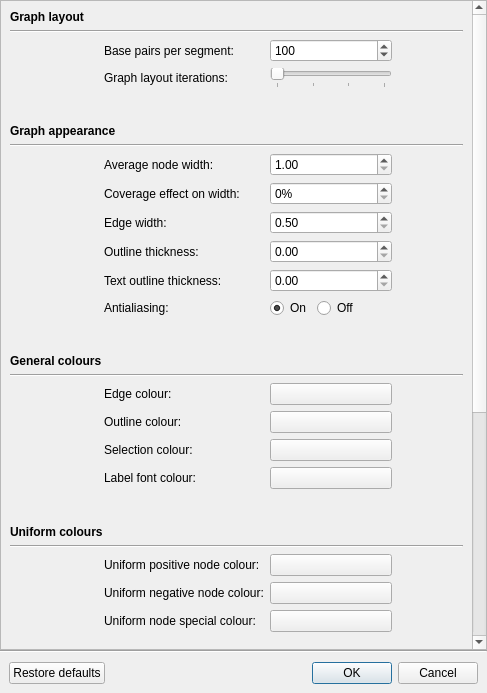
The window that ui/settingsdialog.ui (rrwick/Bandage) describes before a commit, drawn with Qt 5.
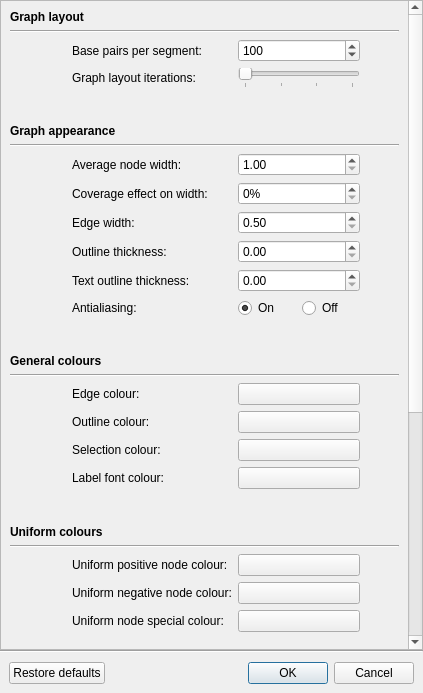
The same window after the commit. Custom widgets are drawn as their Qt base class.

Commit message: Improve settings dialog resizing

What changed in the file:
```diff
--- a/ui/settingsdialog.ui
+++ b/ui/settingsdialog.ui
@@ -6,7 +6,7 @@
    <rect>
     <x>0</x>
     <y>0</y>
-    <width>487</width>
+    <width>423</width>
     <height>693</height>
    </rect>
   </property>
@@ -39,13 +39,19 @@
        <rect>
         <x>0</x>
         <y>-646</y>
-        <width>472</width>
+        <width>425</width>
         <height>1285</height>
        </rect>
       </property>
       <layout class="QGridLayout" name="gridLayout_2">
        <item row="12" column="3">
         <widget class="QWidget" name="widget_3" native="true">
+         <property name="sizePolicy">
+          <sizepolicy hsizetype="Minimum" vsizetype="Preferred">
+           <horstretch>0</horstretch>
+           <verstretch>0</verstretch>
+          </sizepolicy>
+         </property>
          <layout class="QHBoxLayout" name="horizontalLayout_2">
           <property name="leftMargin">
            <number>0</number>
@@ -81,6 +87,9 @@
             <property name="orientation">
              <enum>Qt::Horizontal</enum>
             </property>
+            <property name="sizeType">
+             <enum>QSizePolicy::Minimum</enum>
+            </property>
             <property name="sizeHint" stdset="0">
              <size>
               <width>0</width>
@@ -94,6 +103,12 @@
        </item>
        <item row="24" column="2">
         <widget class="QLabel" name="label_17">
+         <property name="sizePolicy">
+          <sizepolicy hsizetype="Minimum" vsizetype="Preferred">
+           <horstretch>0</horstretch>
+           <verstretch>0</verstretch>
+          </sizepolicy>
+         </property>
          <property name="text">
           <string>Uniform negative node colour:</string>
          </property>
@@ -101,6 +116,12 @@
        </item>
        <item row="2" column="2">
         <widget class="QLabel" name="label">
+         <property name="sizePolicy">
+          <sizepolicy hsizetype="Minimum" vsizetype="Preferred">
+           <horstretch>0</horstretch>
+           <verstretch>0</verstretch>
+          </sizepolicy>
+         </property>
          <property name="text">
           <string>Base pairs per segment:</string>
          </property>
@@ -150,6 +171,12 @@
        </item>
        <item row="8" column="2">
         <widget class="QLabel" name="label_4">
+         <property name="sizePolicy">
+          <sizepolicy hsizetype="Minimum" vsizetype="Preferred">
+           <horstretch>0</horstretch>
+           <verstretch>0</verstretch>
+          </sizepolicy>
+         </property>
          <property name="text">
           <string>Coverage effect on width:</string>
          </property>
@@ -157,6 +184,12 @@
        </item>
        <item row="10" column="2">
         <widget class="QLabel" name="label_6">
+         <property name="sizePolicy">
+          <sizepolicy hsizetype="Minimum" vsizetype="Preferred">
+           <horstretch>0</horstretch>
+           <verstretch>0</verstretch>
+          </sizepolicy>
+         </property>
          <property name="text">
           <string>Outline thickness:</string>
          </property>
@@ -164,6 +197,12 @@
        </item>
        <item row="9" column="2">
         <widget class="QLabel" name="label_5">
+         <property name="sizePolicy">
+          <sizepolicy hsizetype="Minimum" vsizetype="Preferred">
+           <horstretch>0</horstretch>
+           <verstretch>0</verstretch>
+          </sizepolicy>
+         </property>
          <property name="text">
           <string>Edge width:</string>
          </property>
@@ -171,6 +210,12 @@
        </item>
        <item row="7" column="3">
         <widget class="QDoubleSpinBox" name="averageNodeWidthSpinBox">
+         <property name="sizePolicy">
+          <sizepolicy hsizetype="Minimum" vsizetype="Fixed">
+           <horstretch>0</horstretch>
+           <verstretch>0</verstretch>
+          </sizepolicy>
+         </property>
          <property name="minimum">
           <double>1.000000000000000</double>
          </property>
@@ -181,6 +226,12 @@
        </item>
        <item row="23" column="2">
         <widget class="QLabel" name="label_13">
+         <property name="sizePolicy">
+          <sizepolicy hsizetype="Minimum" vsizetype="Preferred">
+           <horstretch>0</horstretch>
+           <verstretch>0</verstretch>
+          </sizepolicy>
+         </property>
          <property name="text">
           <string>Uniform positive node colour:</string>
          </property>
@@ -188,6 +239,12 @@
        </item>
        <item row="2" column="3">
         <widget class="QSpinBox" name="basePairsPerSegmentSpinBox">
+         <property name="sizePolicy">
+          <sizepolicy hsizetype="Minimum" vsizetype="Fixed">
+           <horstretch>0</horstretch>
+           <verstretch>0</verstretch>
+          </sizepolicy>
+         </property>
          <property name="minimum">
           <number>1</number>
          </property>
@@ -204,6 +261,12 @@
        </item>
        <item row="11" column="2">
         <widget class="QLabel" name="label_7">
+         <property name="sizePolicy">
+          <sizepolicy hsizetype="Minimum" vsizetype="Preferred">
+           <horstretch>0</horstretch>
+           <verstretch>0</verstretch>
+          </sizepolicy>
+         </property>
          <property name="text">
           <string>Text outline thickness:</string>
          </property>
@@ -311,6 +374,12 @@
        </item>
        <item row="16" column="2">
         <widget class="QLabel" name="label_28">
+         <property name="sizePolicy">
+          <sizepolicy hsizetype="Minimum" vsizetype="Preferred">
+           <horstretch>0</horstretch>
+           <verstretch>0</verstretch>
+          </sizepolicy>
+         </property>
          <property name="text">
           <string>Edge colour:</string>
          </property>
@@ -334,6 +403,12 @@
        </item>
        <item row="16" column="3">
         <widget class="QPushButton" name="edgeColourButton">
+         <property name="sizePolicy">
+          <sizepolicy hsizetype="Minimum" vsizetype="Fixed">
+           <horstretch>0</horstretch>
+           <verstretch>0</verstretch>
+          </sizepolicy>
+         </property>
          <property name="text">
           <string/>
          </property>
@@ -373,6 +448,12 @@
        </item>
        <item row="17" column="3">
         <widget class="QPushButton" name="outlineColourButton">
+         <property name="sizePolicy">
+          <sizepolicy hsizetype="Minimum" vsizetype="Fixed">
+           <horstretch>0</horstretch>
+           <verstretch>0</verstretch>
+          </sizepolicy>
+         </property>
          <property name="text">
           <string/>
          </property>
@@ -425,6 +506,12 @@
        </item>
        <item row="12" column="2">
         <widget class="QLabel" name="label_11">
+         <property name="sizePolicy">
+          <sizepolicy hsizetype="Minimum" vsizetype="Preferred">
+           <horstretch>0</horstretch>
+           <verstretch>0</verstretch>
+          </sizepolicy>
+         </property>
          <property name="text">
           <string>Antialiasing:</string>
          </property>
@@ -432,6 +519,12 @@
        </item>
        <item row="7" column="2">
         <widget class="QLabel" name="label_2">
+         <property name="sizePolicy">
+          <sizepolicy hsizetype="Minimum" vsizetype="Preferred">
+           <horstretch>0</horstretch>
+           <verstretch>0</verstretch>
+          </sizepolicy>
+         </property>
          <property name="text">
           <string>Average node width:</string>
          </property>
@@ -471,6 +564,12 @@
        </item>
        <item row="19" column="3">
         <widget class="QPushButton" name="textColourButton">
+         <property name="sizePolicy">
+          <sizepolicy hsizetype="Minimum" vsizetype="Fixed">
+           <horstretch>0</horstretch>
+           <verstretch>0</verstretch>
+          </sizepolicy>
+         </property>
          <property name="text">
           <string/>
          </property>
@@ -542,6 +641,12 @@
        </item>
        <item row="3" column="3">
         <widget class="QSlider" name="graphLayoutQualitySlider">
+         <property name="sizePolicy">
+          <sizepolicy hsizetype="Minimum" vsizetype="Fixed">
+           <horstretch>0</horstretch>
+           <verstretch>0</verstretch>
+          </sizepolicy>
+         </property>
          <property name="maximum">
           <number>3</number>
          </property>
@@ -597,6 +702,12 @@
        </item>
        <item row="19" column="2">
         <widget class="QLabel" name="label_26">
+         <property name="sizePolicy">
+          <sizepolicy hsizetype="Minimum" vsizetype="Preferred">
+           <horstretch>0</horstretch>
+           <verstretch>0</verstretch>
+          </sizepolicy>
+         </property>
          <property name="text">
           <string>Label font colour:</string>
          </property>
@@ -646,6 +757,12 @@
        </item>
        <item row="11" column="3">
         <widget class="QDoubleSpinBox" name="textOutlineThicknessSpinBox">
+         <property name="sizePolicy">
+          <sizepolicy hsizetype="Minimum" vsizetype="Fixed">
+           <horstretch>0</horstretch>
+           <verstretch>0</verstretch>
+          </sizepolicy>
+         </property>
          <property name="maximum">
           <double>1000.000000000000000</double>
          </property>
@@ -656,6 +773,12 @@
        </item>
        <item row="18" column="2">
         <widget class="QLabel" name="label_18">
+         <property name="sizePolicy">
+          <sizepolicy hsizetype="Minimum" vsizetype="Preferred">
+           <horstretch>0</horstretch>
+           <verstretch>0</verstretch>
+          </sizepolicy>
+         </property>
          <property name="text">
           <string>Selection colour:</string>
          </property>
@@ -686,6 +809,12 @@
        </item>
        <item row="3" column="2">
         <widget class="QLabel" name="label_3">
+         <property name="sizePolicy">
+          <sizepolicy hsizetype="Minimum" vsizetype="Preferred">
+           <horstretch>0</horstretch>
+           <verstretch>0</verstretch>
+          </sizepolicy>
+         </property>
          <property name="text">
           <string>Graph layout iterations:</string>
          </property>
@@ -693,6 +822,12 @@
        </item>
        <item row="8" column="3">
         <widget class="QDoubleSpinBox" name="coverageEffectOnWidthSpinBox">
+         <property name="sizePolicy">
+          <sizepolicy hsizetype="Minimum" vsizetype="Fixed">
+           <horstretch>0</horstretch>
+           <verstretch>0</verstretch>
+          </sizepolicy>
+         </property>
          <property name="suffix">
           <string>%</string>
          </property>
@@ -709,6 +844,12 @@
        </item>
        <item row="17" column="2">
         <widget class="QLabel" name="label_27">
+         <property name="sizePolicy">
+          <sizepolicy hsizetype="Minimum" vsizetype="Preferred">
+           <horstretch>0</horstretch>
+           <verstretch>0</verstretch>
+          </sizepolicy>
+         </property>
          <property name="text">
           <string>Outline colour:</string>
          </property>
@@ -827,6 +968,12 @@
        </item>
        <item row="18" column="3">
         <widget class="QPushButton" name="selectionColourButton">
+         <property name="sizePolicy">
+          <sizepolicy hsizetype="Minimum" vsizetype="Fixed">
+           <horstretch>0</horstretch>
+           <verstretch>0</verstretch>
+          </sizepolicy>
+         </property>
          <property name="text">
           <string/>
          </property>
@@ -873,6 +1020,12 @@
        </item>
        <item row="9" column="3">
         <widget class="QDoubleSpinBox" name="edgeWidthSpinBox">
+         <property name="sizePolicy">
+          <sizepolicy hsizetype="Minimum" vsizetype="Fixed">
+           <horstretch>0</horstretch>
+           <verstretch>0</verstretch>
+          </sizepolicy>
+         </property>
          <property name="minimum">
           <double>0.500000000000000</double>
          </property>
@@ -957,6 +1110,12 @@
        </item>
        <item row="25" column="2">
         <widget class="QLabel" name="label_14">
+         <property name="sizePolicy">
+          <sizepolicy hsizetype="Minimum" vsizetype="Preferred">
+           <horstretch>0</horstretch>
+           <verstretch>0</verstretch>
+          </sizepolicy>
+         </property>
          <property name="text">
           <string>Uniform node special colour:</string>
          </property>
@@ -964,6 +1123,12 @@
        </item>
        <item row="10" column="3">
         <widget class="QDoubleSpinBox" name="outlineThicknessSpinBox">
+         <property name="sizePolicy">
+          <sizepolicy hsizetype="Minimum" vsizetype="Fixed">
+           <horstretch>0</horstretch>
+           <verstretch>0</verstretch>
+          </sizepolicy>
+         </property>
          <property name="maximum">
           <double>1000.000000000000000</double>
          </property>
```
Left out of the diff: 81 changed lines with no effect on the pictures.
